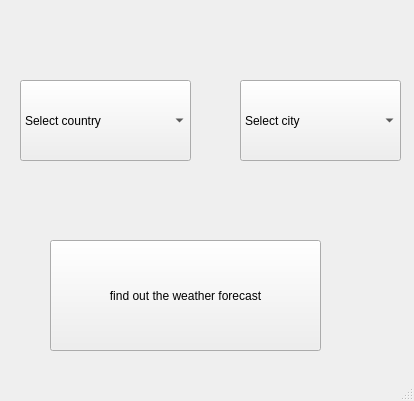
This is first.ui in povidllo/Weather_forecast as Qt 5 draws it before an edit. The edited form follows.
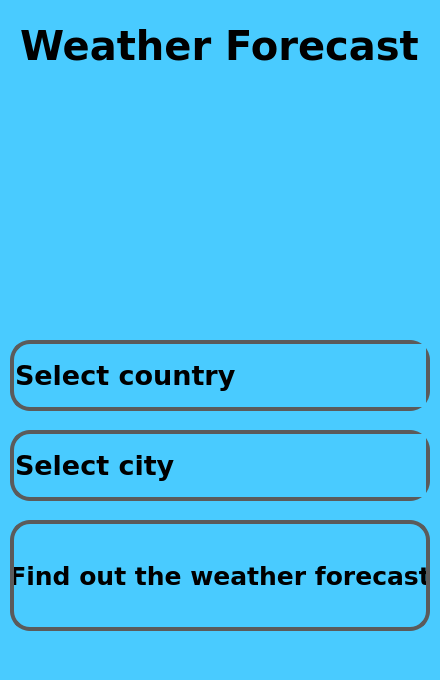
This is the edited form. Icons and pictures are not drawn.

```diff
--- a/first.ui
+++ b/first.ui
@@ -6,36 +6,123 @@
    <rect>
     <x>0</x>
     <y>0</y>
-    <width>414</width>
-    <height>401</height>
+    <width>440</width>
+    <height>680</height>
    </rect>
   </property>
+  <property name="minimumSize">
+   <size>
+    <width>440</width>
+    <height>680</height>
+   </size>
+  </property>
+  <property name="maximumSize">
+   <size>
+    <width>440</width>
+    <height>680</height>
+   </size>
+  </property>
   <property name="windowTitle">
    <string>MainWindow</string>
   </property>
+  <property name="styleSheet">
+   <string notr="true">QWidget {
+	color: black;
+	background:rgb(73, 203, 255);
+	font-family: Verdana ;
+	font-weight: 600;
+}
+
+QLineEdit{
+	border: 0px;
+}
+QPushButton {
+	background-color:rgb(73, 203, 255);
+	border: 4px solid rgb(91, 91, 91);
+	border-radius: 20px
+}
+
+QPushButton:hover {
+	background-color:rgb(66, 183, 255);
+
+}
+
+QPushButton:pressed {
+	background-color: #888 ;
+}
+
+QComboBox {
+    border-radius: 20px; /* Здесь можно настроить радиус скругления углов */
+
+    border: 4px solid rgb(91, 91, 91);
+}
+
+
+QComboBox:hover {
+    background-color:rgb(66, 183, 255); /* Измените на желаемый цвет при наведении */
+}
+
+
+QComboBox:drop-down{
+	border: 0px;
+	background-color:rgb(73, 203, 255);
+	border-radius: 20px
+}
+QComboBox:down-arrow{
+	image: url(:/icons/icons/expand_more_FILL0_wght400_GRAD0_opsz48.png);
+	width:30px;
+	height: 30px;
+	margin-right: 15px;
+}
+
+QComboBox QListView{
+	border: 0px;
+padding: 5px;
+border-radius: 20px;
+}
+
+</string>
+  </property>
   <widget class="QWidget" name="centralwidget">
    <widget class="QPushButton" name="f_button">
     <property name="geometry">
      <rect>
-      <x>50</x>
-      <y>240</y>
-      <width>271</width>
+      <x>10</x>
+      <y>520</y>
+      <width>420</width>
       <height>111</height>
      </rect>
     </property>
+    <property name="font">
+     <font>
+      <family>Verdana</family>
+      <pointsize>19</pointsize>
+      <bold>true</bold>
+     </font>
+    </property>
     <property name="text">
-     <string>find out the weather forecast</string>
+     <string>Find out the weather forecast</string>
     </property>
    </widget>
    <widget class="QComboBox" name="f_country">
     <property name="geometry">
      <rect>
-      <x>20</x>
-      <y>80</y>
-      <width>171</width>
-      <height>81</height>
+      <x>10</x>
+      <y>340</y>
+      <width>420</width>
+      <height>71</height>
      </rect>
     </property>
+    <property name="font">
+     <font>
+      <family>Verdana</family>
+      <pointsize>20</pointsize>
+      <bold>true</bold>
+     </font>
+    </property>
+    <property name="layoutDirection">
+     <enum>Qt::LeftToRight</enum>
+    </property>
     <item>
      <property name="text">
       <string>Select country</string>
@@ -45,18 +132,86 @@
    <widget class="QComboBox" name="f_city">
     <property name="geometry">
      <rect>
-      <x>240</x>
-      <y>80</y>
-      <width>161</width>
-      <height>81</height>
+      <x>10</x>
+      <y>430</y>
+      <width>420</width>
+      <height>71</height>
      </rect>
     </property>
+    <property name="font">
+     <font>
+      <family>Verdana</family>
+      <pointsize>20</pointsize>
+      <bold>true</bold>
+     </font>
+    </property>
     <item>
      <property name="text">
       <string>Select city</string>
      </property>
     </item>
    </widget>
+   <widget class="QLineEdit" name="lineEdit">
+    <property name="geometry">
+     <rect>
+      <x>0</x>
+      <y>0</y>
+      <width>440</width>
+      <height>91</height>
+     </rect>
+    </property>
+    <property name="font">
+     <font>
+      <family>Verdana</family>
+      <pointsize>30</pointsize>
+      <bold>true</bold>
+     </font>
+    </property>
+    <property name="text">
+     <string>Weather Forecast</string>
+    </property>
+    <property name="alignment">
+     <set>Qt::AlignCenter</set>
+    </property>
+    <property name="readOnly">
+     <bool>true</bool>
+    </property>
+   </widget>
+   <widget class="QLabel" name="label">
+    <property name="geometry">
+     <rect>
+      <x>90</x>
+      <y>90</y>
+      <width>260</width>
+      <height>241</height>
+     </rect>
+    </property>
+    <property name="styleSheet">
+     <string notr="true"/>
+    </property>
+    <property name="text">
+     <string/>
+    </property>
+    <property name="pixmap">
+     <pixmap resource="resources.qrc">:/icons/icons/8179067.png</pixmap>
+    </property>
+    <property name="scaledContents">
+     <bool>true</bool>
+    </property>
+   </widget>
+   <widget class="QLabel" name="label_2">
+    <property name="geometry">
+     <rect>
+      <x>0</x>
+      <y>0</y>
+      <width>49</width>
+      <height>16</height>
+     </rect>
+    </property>
+    <property name="text">
+     <string/>
+    </property>
+   </widget>
   </widget>
   <widget class="QStatusBar" name="statusbar"/>
  </widget>
```
Left out of the diff: 6 changed lines with no effect on the pictures.
